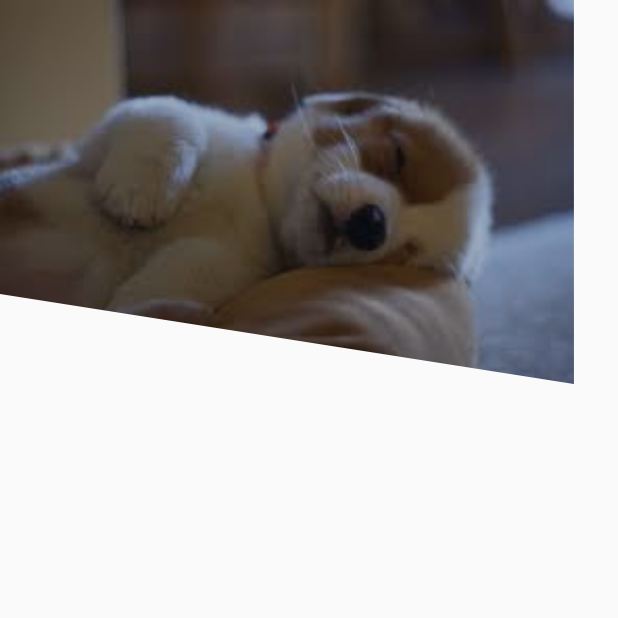
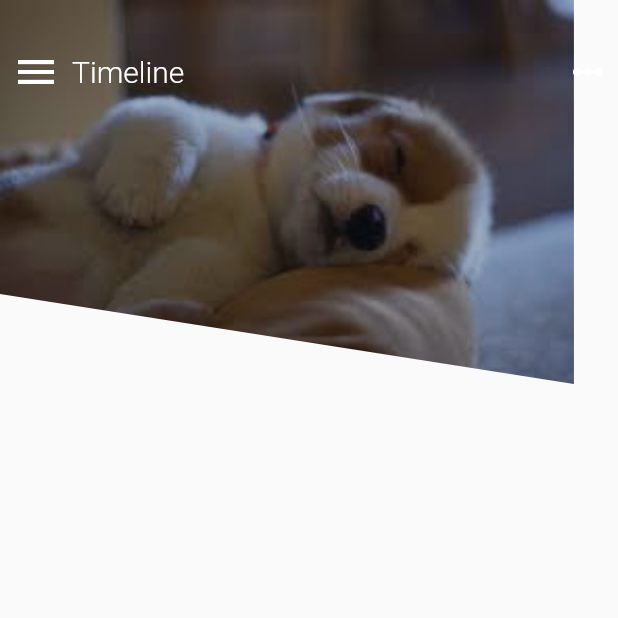
Before and after one commit to Parkhyunseo/Flutter-TODO, a Flutter app: the screen it shows after launch, on a phone screen of 412 x 824 dp, the top half of it. Run offline on Flutter 3.47's test engine with Material 2 defaults, Android fonts, the phone set to English and light mode, and no system bars; our stand-ins replace font_awesome_flutter, shared_preferences.

Commit message:
feat: Complete Step 2

```diff
--- a/lib/main.dart
+++ b/lib/main.dart
@@ -36,7 +36,32 @@ class _HomePageState extends State<HomePage>{
     return Scaffold(
       body: new Stack(
         children: <Widget>[
-          _buildImage()
+          _buildImage(),
+          _buildTopHeader()
+        ],
+      )
+    );
+  }
+
+  Widget _buildTopHeader() {
+    return new Padding(
+      padding: const EdgeInsets.symmetric(horizontal: 8.0, vertical: 32.0),
+      child: new Row(
+        children: <Widget>[
+          new Icon(Icons.menu, size:32.0, color: Colors.white),
+          new Expanded(
+            child: new Padding(
+              padding: const EdgeInsets.only(left: 8.0),
+              child: new Text(
+                "Timeline",
+                style: new TextStyle(
+                  fontSize: 20.0,
+                  color: Colors.white,
+                  fontWeight: FontWeight.w300),
+              )
+            ),
+          ),
+          new Icon(Icons.linear_scale, color: Colors.white),
         ],
       )
     );
```
